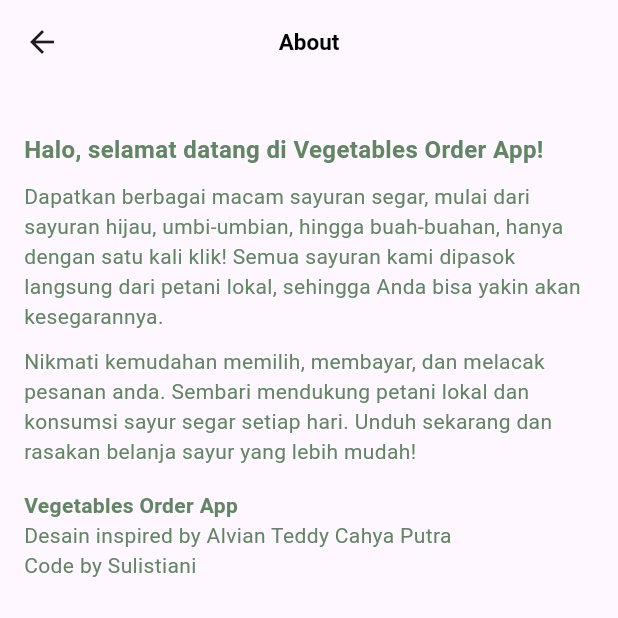
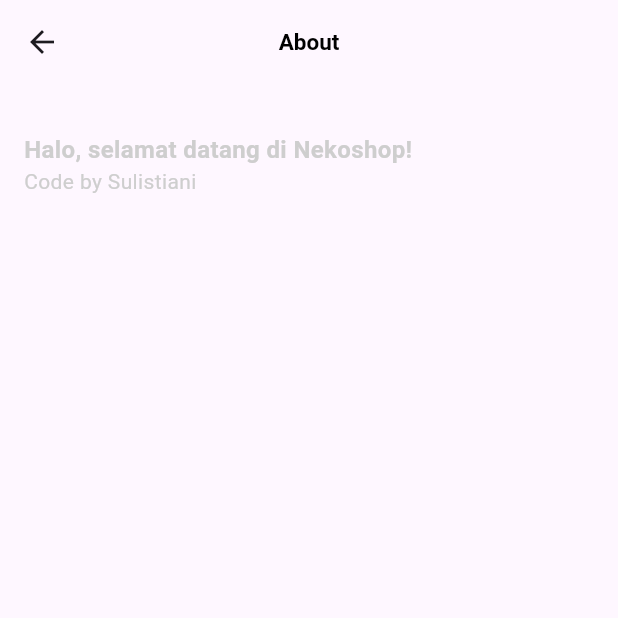
Before and after one commit to lazygirlleen/uts_2021110055, a Flutter app: the InfoScreen screen opened directly, on a phone screen of 412 x 824 dp, the top half of it. Run offline on Flutter 3.47's test engine with Material 3 defaults, Android fonts, the phone set to English and light mode, and no system bars.

Commit message:
Adding Another Screen

```diff
--- a/lib/feedback_screen.dart
+++ b/lib/feedback_screen.dart
@@ -1,4 +1,5 @@
 import 'package:flutter/material.dart';
+import 'package:uts_2021110055/home_screen.dart';
 
 
 class FeedbackScreen extends StatefulWidget {
@@ -51,7 +52,7 @@
                   );
                   Navigator.push(
                     context,
-                    MaterialPageRoute(builder: (context) => const MainScreen()),
+                    MaterialPageRoute(builder: (context) => const HomeScreen()),
                   );
                 },
                 style: TextButton.styleFrom(
@@ -75,3 +76,4 @@
       ),
     );
   }
+}
--- a/lib/info_screen.dart
+++ b/lib/info_screen.dart
@@ -25,45 +25,19 @@
           crossAxisAlignment: CrossAxisAlignment.start,
           children: [
       SizedBox(height: 16),
-      Text('Halo, selamat datang di Vegetables Order App!',
+      Text('Halo, selamat datang di Nekoshop!',
        style: TextStyle(
                     fontSize: 16,
-                    color: Color.fromARGB(255, 98, 134, 100),
+                    color: Color.fromARGB(255, 206, 206, 206),
                     fontWeight: FontWeight.bold,
-                  ),),
-
-      SizedBox(height: 10),
-      Text('Dapatkan berbagai macam sayuran segar, mulai dari sayuran hijau, umbi-umbian, hingga buah-buahan, hanya dengan satu kali klik! Semua sayuran kami dipasok langsung dari petani lokal, sehingga Anda bisa yakin akan kesegarannya.',
-       style: TextStyle(
-                    fontSize: 14,
-                    color: Color.fromARGB(255, 98, 134, 100)
-                  ),),
-
-       SizedBox(height: 10),
-       Text('Nikmati kemudahan memilih, membayar, dan melacak pesanan anda. Sembari mendukung petani lokal dan konsumsi sayur segar setiap hari. Unduh sekarang dan rasakan belanja sayur yang lebih mudah!',
-       style: TextStyle(
-                    fontSize: 14,
-                    color: Color.fromARGB(255, 98, 134, 100)
-                  ),),
-
-      SizedBox(height: 16),
-      Text('Vegetables Order App',
-       style: TextStyle(
-                    fontSize: 14,
-                    color: Color.fromARGB(255, 98, 134, 100),
-                    fontWeight: FontWeight.bold,
-                  ),),
-      Text('Desain inspired by Alvian Teddy Cahya Putra',
-       style: TextStyle(
-                    fontSize: 14,
-                    color: Color.fromARGB(255, 98, 134, 100)
-                  ),),
+                  ),
+                  ),
        Text('Code by Sulistiani',
        style: TextStyle(
                     fontSize: 14,
-                    color: Color.fromARGB(255, 98, 134, 100)
-                  ),)
-
+                    color: Color.fromARGB(255, 206, 206, 206),
+                  ),
+                  )
           ],
         ),
       ),
--- a/pubspec.yaml
+++ b/pubspec.yaml
@@ -30,6 +30,8 @@
 dependencies:
   flutter:
     sdk: flutter
+  persistent_shopping_cart: ^0.0.6
+  cached_network_image: ^3.3.1
 
 
   # The following adds the Cupertino Icons font to your application.
```
Also changed, not shown: lib/cart_screen.dart (added, +50 -0 lines), lib/home_screen.dart (+88 -35 lines), lib/product_screen.dart (added, +44 -0 lines), pubspec.lock, 1 other file.
